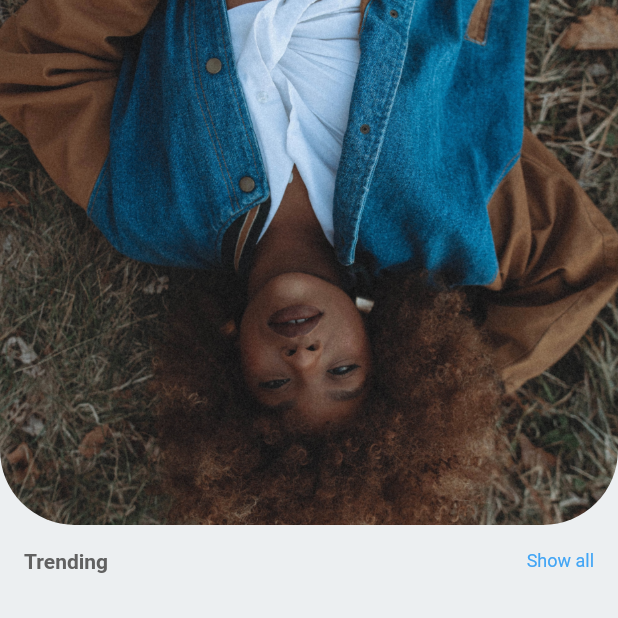
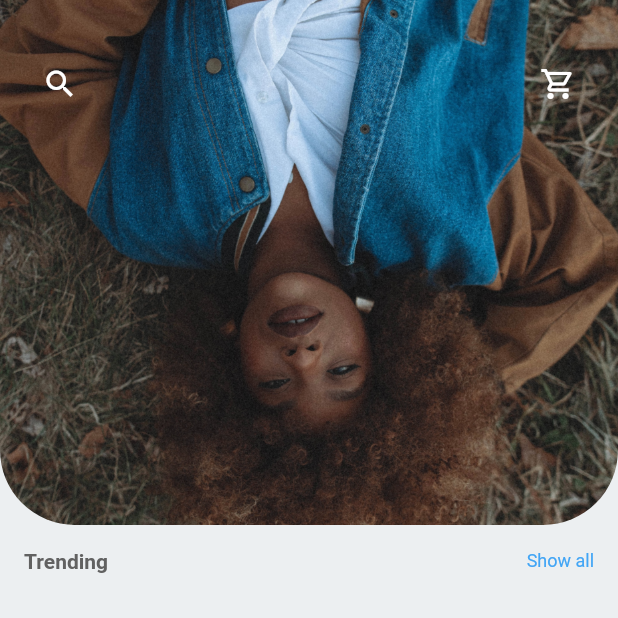
Before and after one commit to aastom/RidanSample, a Flutter app: the screen it shows after launch, on a phone screen of 412 x 824 dp, the top half of it. Run offline on Flutter 3.47's test engine with Material 2 defaults, Android fonts, the phone set to English and light mode, and no system bars; drawn by our look-alikes of badges; our stand-ins replace dio; missing offline and left inert: flutter_number_picker; network calls fail.

Commit message:
cart badge

```diff
--- a/lib/pages/home.dart
+++ b/lib/pages/home.dart
@@ -4,6 +4,7 @@ import 'package:flutter/material.dart';
 import 'package:ridan_sample/models/products.dart';
 import 'package:ridan_sample/pages/product_details.dart';
 import 'package:ridan_sample/services/api.dart';
+import 'package:ridan_sample/widgets/cart_badge.dart';
 import 'package:ridan_sample/widgets/categories_list.dart';
 
 class Home extends StatefulWidget {
@@ -22,16 +23,13 @@ class _HomeState extends State<Home> {
     // getAllProducts().then((value) => print(value));
   }
 
-  getTheProducts() async {
-    //await allProducts();
 
-    await getTheProducts();
-  }
 
   @override
   Widget build(BuildContext context) {
    // getAllProducts();
     String src = "assets/images/denim.jpg";
+    var screenWidth = MediaQuery.of(context).size.width;
     return Container(
       // height: screenHeight,
       child: ListView(
@@ -41,12 +39,13 @@ class _HomeState extends State<Home> {
           //Carousel
           Expanded(
             flex: 1,
-            child: Container(
+            child:Stack(
+                children: [
+                  Container(
                     height: 350,
+                    width: screenWidth,
                     child: ClipRRect(
-                // ignore: prefer_const_constructors
                       borderRadius: BorderRadius.only(
-                  // ignore: prefer_const_constructors
                         bottomRight: Radius.circular(50.0),
                         bottomLeft: Radius.circular(50.0),
                       ),
@@ -56,6 +55,30 @@ class _HomeState extends State<Home> {
                         isAntiAlias: true,
                       ),
                     ),
+                  ),
+                  Container(
+                    child: Padding(
+                      padding: const EdgeInsets.symmetric(
+                          vertical: 32, horizontal: 16),
+                      child: Row(
+                        mainAxisAlignment: MainAxisAlignment.spaceBetween,
+                        children: [
+                          IconButton(
+                            onPressed: () {
+
+
+                            },
+                            icon: Icon(
+                              Icons.search,
+                              color: Colors.white,
+                            ),
+                          ),
+                          CartBadge()
+                        ],
+                      ),
+                    ),
+                  )
+                ],
               ),
           ),
 
--- /dev/null
+++ b/lib/widgets/cart_badge.dart
@@ -0,0 +1,41 @@
+import 'package:badges/badges.dart';
+import 'package:flutter/material.dart';
+import 'package:provider/provider.dart';
+import 'package:ridan_sample/pages/cart.dart';
+import 'package:ridan_sample/provider/cart_provider.dart';
+
+class CartBadge extends StatefulWidget {
+  const CartBadge({Key? key}) : super(key: key);
+
+  @override
+  _CartBadgeState createState() => _CartBadgeState();
+}
+
+class _CartBadgeState extends State<CartBadge> {
+  @override
+  Widget build(BuildContext context) {
+    return Container(
+      child: Consumer<CartManager>(builder: (context, cartData, child) {
+        return Badge(
+          showBadge: cartData.carts.length == 0 ? false : true,
+          position: BadgePosition.topEnd(top: 0, end: 3),
+          animationDuration: Duration(milliseconds: 300),
+          animationType: BadgeAnimationType.slide,
+          badgeContent: Text(
+            cartData.carts.length.toString(),
+            style: TextStyle(color: Colors.white),
+          ),
+          child: IconButton(
+            icon: Icon(Icons.shopping_cart_outlined,color: Colors.white,),
+            onPressed: () {
+              Navigator.of(context).push(
+                MaterialPageRoute(
+                    builder: (BuildContext buildContext) => CartPage()),
+              );
+            },
+          ),
+        );
+      }),
+    );
+  }
+}
--- a/pubspec.yaml
+++ b/pubspec.yaml
@@ -41,6 +41,7 @@ dependencies:
   provider:
   shared_preferences:
   json_annotation:
+  badges:
 
 dev_dependencies:
   build_runner:
```
Also changed, not shown: lib/pages/cart.dart (+8 -5 lines), lib/pages/product_details.dart (+33 -2 lines), pubspec.lock. Lines whose indentation alone changed are shown as unchanged.
